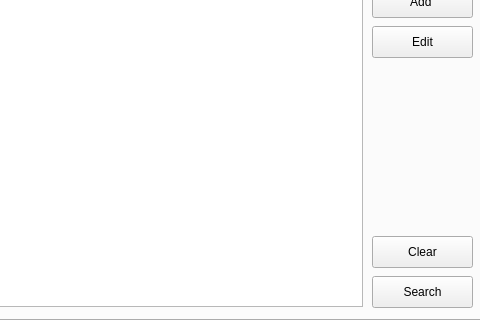
This is mainwindow.ui in stefanmarjanovic/Comp as Qt 5 draws it before an edit; both pictures show x 420 to 900 and y 219 to 539 of the 900 by 539 pixel window. The edited form follows.
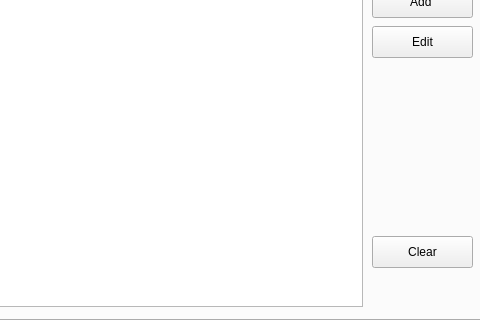
This is the edited form. The open tabs and pages were chosen to show the change. Icons and pictures are not drawn.

What changed in the file:
```diff
--- a/mainwindow.ui
+++ b/mainwindow.ui
@@ -53,6 +53,9 @@
     </property>
    </widget>
    <widget class="QTabWidget" name="tabWidget">
+    <property name="enabled">
+     <bool>true</bool>
+    </property>
     <property name="geometry">
      <rect>
       <x>0</x>
@@ -436,19 +439,6 @@
        <string>Quick Search</string>
       </property>
      </widget>
-     <widget class="QPushButton" name="teamRefine">
-      <property name="geometry">
-       <rect>
-        <x>790</x>
-        <y>320</y>
-        <width>101</width>
-        <height>32</height>
-       </rect>
-      </property>
-      <property name="text">
-       <string>Search</string>
-      </property>
-     </widget>
      <widget class="QPushButton" name="teamClear">
       <property name="geometry">
        <rect>
```
Left out of the diff: 29 changed lines with no effect on the pictures.
